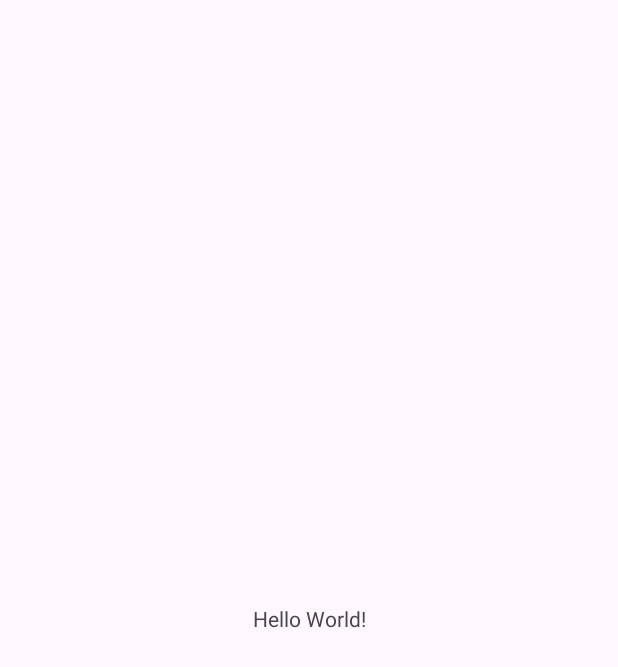
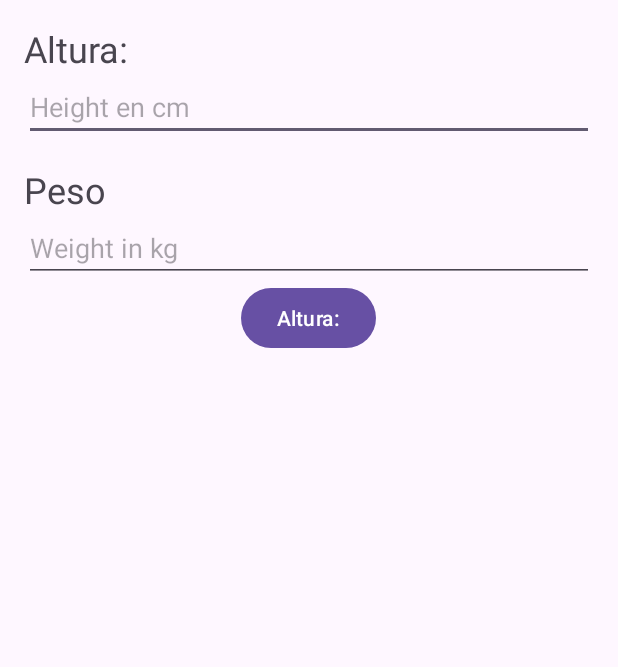
Before and after one commit to EliaJade/BMICalculator, an Android app: the screen it shows after launch (MainActivity), on a phone screen of 412 x 824 dp. Before the commit the part shown is almost empty. Shown: the top 667 px of the screen. Run offline under Robolectric (Android 15) with nearby library versions, the phone set to English and light mode, and no system bars.

Commit message:
First concept of the app

```diff
--- a/app/build.gradle.kts
+++ b/app/build.gradle.kts
@@ -5,12 +5,12 @@ plugins {
 
 android {
     namespace = "com.example.bmicalculator"
-    compileSdk = 34
+    compileSdk = 35
 
     defaultConfig {
         applicationId = "com.example.bmicalculator"
         minSdk = 26
-        targetSdk = 34
+        targetSdk = 35
         versionCode = 1
         versionName = "1.0"
 
--- a/app/src/main/java/com/example/bmicalculator/MainActivity.kt
+++ b/app/src/main/java/com/example/bmicalculator/MainActivity.kt
@@ -1,20 +1,38 @@
 package com.example.bmicalculator
 
 import android.os.Bundle
+import android.widget.Button
+import android.widget.EditText
 import androidx.activity.enableEdgeToEdge
 import androidx.appcompat.app.AppCompatActivity
 import androidx.core.view.ViewCompat
 import androidx.core.view.WindowInsetsCompat
 
 class MainActivity : AppCompatActivity() {
+
+    lateinit var heightEditText: EditText
+    lateinit var  weightEditText: EditText
+    lateinit var calculatorButton: Button
+
     override fun onCreate(savedInstanceState: Bundle?) {
         super.onCreate(savedInstanceState)
         enableEdgeToEdge()
+
         setContentView(R.layout.activity_main)
+
         ViewCompat.setOnApplyWindowInsetsListener(findViewById(R.id.main)) { v, insets ->
             val systemBars = insets.getInsets(WindowInsetsCompat.Type.systemBars())
             v.setPadding(systemBars.left, systemBars.top, systemBars.right, systemBars.bottom)
             insets
         }
+
+        heightEditText = findViewById(R.id.heightEditText)
+        weightEditText = findViewById(R.id.weightEditText)
+        calculatorButton = findViewById(R.id.calculateButton)
+
+        calculatorButton.setOnClickListener {
+            println("Altura: " + heightEditText.text.toString())
+            println("Peso: " + heightEditText.text.toString())
+        }
     }
 }
--- a/app/src/main/res/layout/activity_main.xml
+++ b/app/src/main/res/layout/activity_main.xml
@@ -1,19 +1,55 @@
 <?xml version="1.0" encoding="utf-8"?>
-<androidx.constraintlayout.widget.ConstraintLayout xmlns:android="http://schemas.android.com/apk/res/android"
+<LinearLayout xmlns:android="http://schemas.android.com/apk/res/android"
     xmlns:app="http://schemas.android.com/apk/res-auto"
     xmlns:tools="http://schemas.android.com/tools"
     android:id="@+id/main"
     android:layout_width="match_parent"
     android:layout_height="match_parent"
-    tools:context=".MainActivity">
+    tools:context=".MainActivity"
+    android:orientation="vertical">
 
-    <TextView
-        android:layout_width="wrap_content"
-        android:layout_height="wrap_content"
-        android:text="Hello World!"
-        app:layout_constraintBottom_toBottomOf="parent"
-        app:layout_constraintEnd_toEndOf="parent"
-        app:layout_constraintStart_toStartOf="parent"
-        app:layout_constraintTop_toTopOf="parent" />
+    <LinearLayout
+        android:layout_width="match_parent"
+        android:layout_height="match_parent"
+        android:orientation="vertical"
+        android:padding="16dp">
 
-</androidx.constraintlayout.widget.ConstraintLayout>
+        <TextView
+            android:layout_width="wrap_content"
+            android:layout_height="wrap_content"
+            android:text="Altura:"
+            android:textSize="24sp"/>
+
+        <EditText
+            android:id="@+id/heightEditText"
+            android:layout_width="match_parent"
+            android:layout_height="wrap_content"
+            android:hint="Height en cm"
+            android:inputType="number"/>
+
+        <TextView
+            android:layout_width="match_parent"
+            android:layout_height="wrap_content"
+            android:text="Peso"
+            android:textSize="24sp"
+            android:layout_marginTop="16dp"/>
+
+        <EditText
+            android:id="@+id/weightEditText"
+            android:layout_width="match_parent"
+            android:layout_height="wrap_content"
+            android:hint="Weight in kg"
+            android:inputType="numberDecimal"/>
+
+        <Button
+            android:id="@+id/calculateButton"
+            android:layout_width="wrap_content"
+            android:layout_height="wrap_content"
+            android:text="Altura:"
+            android:layout_gravity="center_horizontal"/>
+
+
+    </LinearLayout>
+
+
+</LinearLayout>
```
